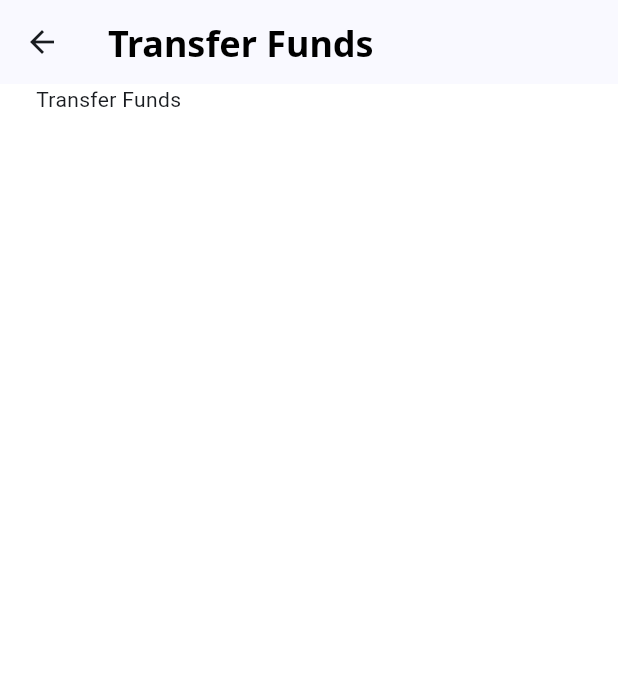
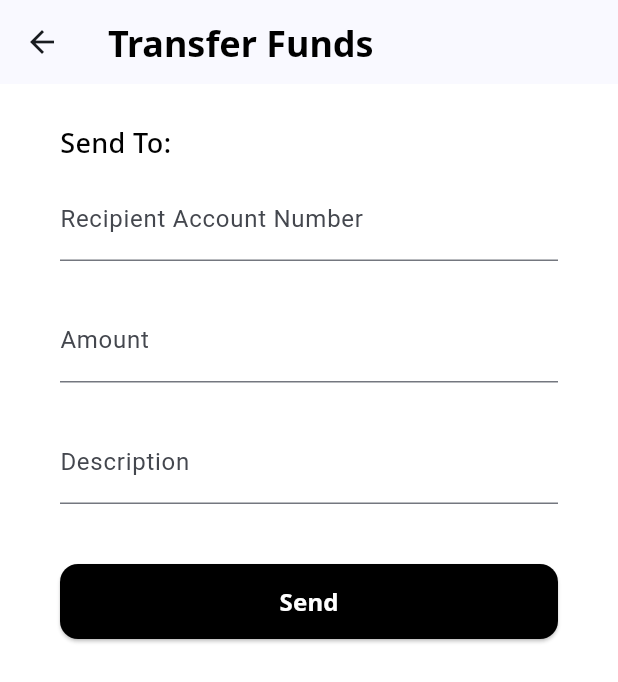
Before and after one commit to darkarnold/flutter-banking-app, a Flutter app: the screen it shows once a user with an empty profile is signed in, after a tap on "Send", on a phone screen of 412 x 824 dp. Shown: the top 682 px of the screen. Run offline on Flutter 3.47's test engine with Material 3 defaults, Android fonts, the phone set to English and light mode, and no system bars; our stand-ins replace firebase_auth, firebase_core, google_fonts; accounts and stored records are empty; generated files the repository leaves out were written again.

Commit message:
add send money form and modify README file

```diff
--- a/lib/screens/login_screen.dart
+++ b/lib/screens/login_screen.dart
@@ -38,6 +38,7 @@ class LoginScreenState extends State<LoginScreen> {
             child: Form(
                 key: _formKey,
                 child: Column(children: [
+                  const SizedBox(height: 18.0),
                   TextFormField(
                     controller: emailController,
                     decoration: const InputDecoration(
--- a/lib/screens/transfer_funds.dart
+++ b/lib/screens/transfer_funds.dart
@@ -1,4 +1,5 @@
 import 'Package:flutter/material.dart';
+import '../widgets/send_money_form.dart';
 import 'package:google_fonts/google_fonts.dart';
 
 class TransferFunds extends StatelessWidget {
@@ -20,7 +21,7 @@ class TransferFunds extends StatelessWidget {
       body: const SafeArea(
         child: Padding(
           padding: EdgeInsets.symmetric(horizontal: 24.0),
-          child: Text('Transfer Funds'),
+          child: SendMoneyForm(),
         ),
       ),
     );
--- /dev/null
+++ b/lib/widgets/send_money_form.dart
@@ -0,0 +1,68 @@
+import 'package:flutter/material.dart';
+import 'package:google_fonts/google_fonts.dart';
+
+class SendMoneyForm extends StatelessWidget {
+  const SendMoneyForm({super.key});
+
+  @override
+  Widget build(BuildContext context) {
+    return Container(
+      padding: const EdgeInsets.all(16),
+      decoration: BoxDecoration(
+        color: Colors.white,
+        borderRadius: BorderRadius.circular(12),
+      ),
+      child: Column(
+        crossAxisAlignment: CrossAxisAlignment.start,
+        children: <Widget>[
+          const SizedBox(height: 10),
+          Text('Send To:',
+              style: GoogleFonts.notoSans(
+                  textStyle: const TextStyle(
+                      fontSize: 18,
+                      fontWeight: FontWeight.w500,
+                      color: Colors.black))),
+          const SizedBox(height: 10),
+          const TextField(
+            decoration: InputDecoration(
+              border: UnderlineInputBorder(),
+              labelText: 'Recipient Account Number',
+            ),
+          ),
+          const SizedBox(height: 25),
+          const TextField(
+            decoration: InputDecoration(
+              border: UnderlineInputBorder(),
+              labelText: 'Amount',
+              //prefixIcon: Icon(Icons.attach_money),
+            ),
+            keyboardType: TextInputType.number,
+          ),
+          const SizedBox(height: 25),
+          const TextField(
+              decoration: InputDecoration(
+            border: UnderlineInputBorder(),
+            labelText: 'Description',
+          )),
+          const SizedBox(height: 40),
+          ElevatedButton(
+            onPressed: () {},
+            style: ElevatedButton.styleFrom(
+                minimumSize: const Size(double.infinity, 50),
+                shape: RoundedRectangleBorder(
+                  borderRadius: BorderRadius.circular(12),
+                ),
+                backgroundColor: Colors.black),
+            child: Text('Send',
+                style: GoogleFonts.notoSans(
+                  textStyle: const TextStyle(
+                      color: Colors.white,
+                      fontSize: 16,
+                      fontWeight: FontWeight.w700),
+                )),
+          ),
+        ],
+      ),
+    );
+  }
+}
```
Also changed, not shown: 1 other file.
